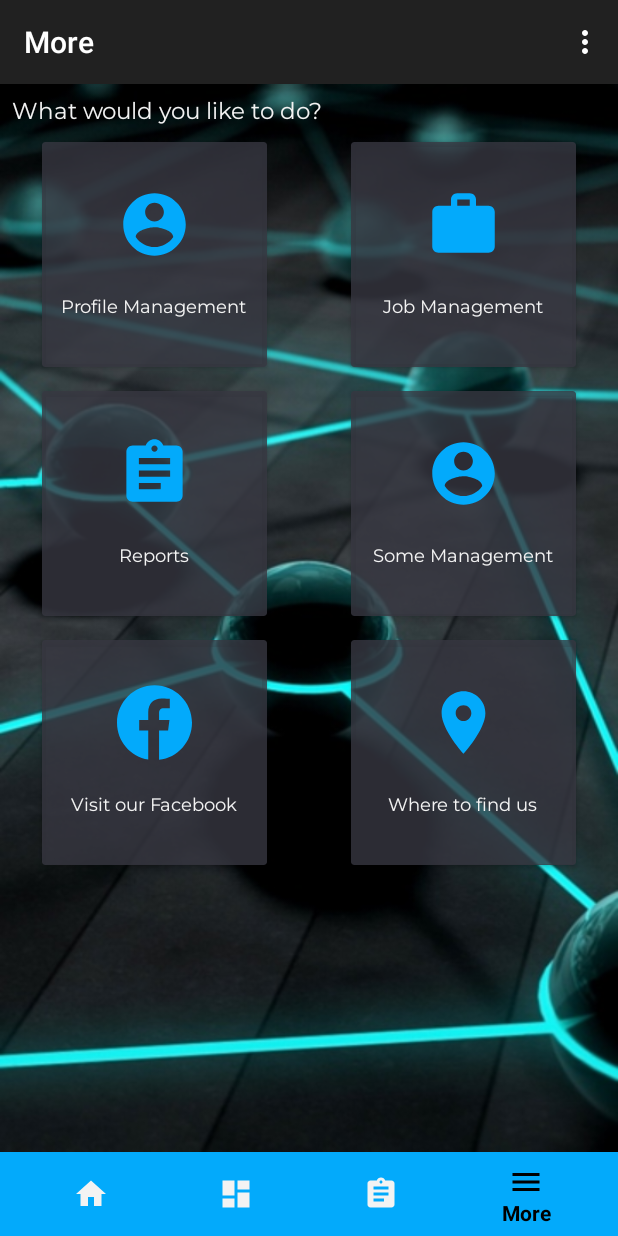
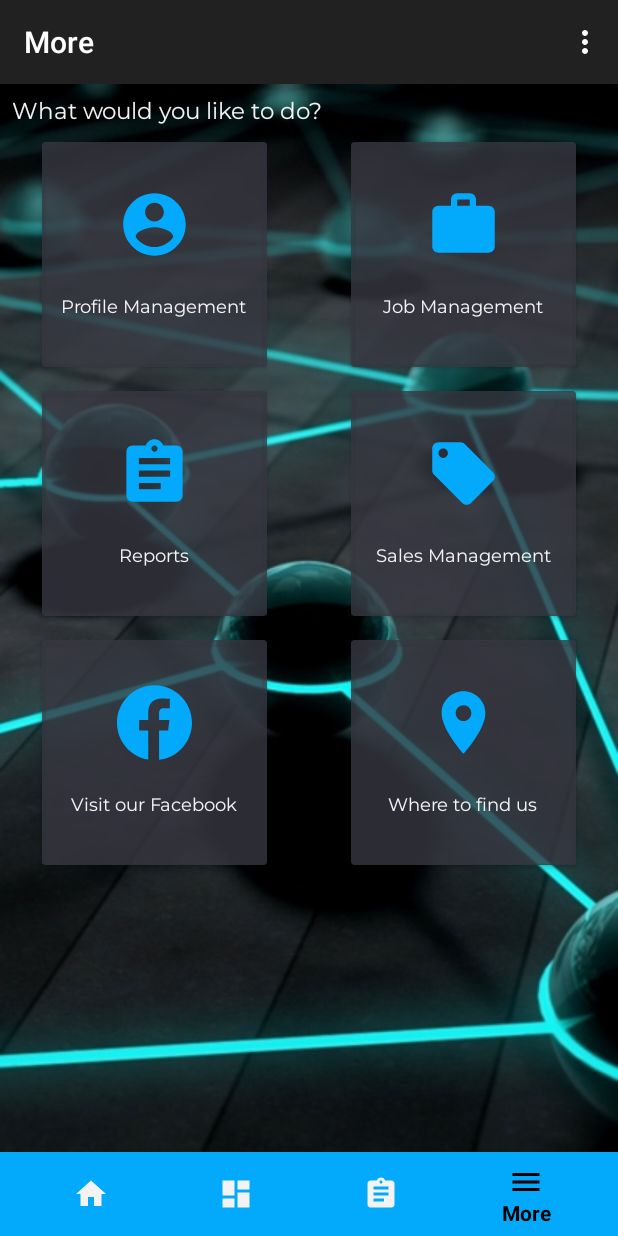
Before and after one commit to cheese-advocate/LinkVantage-Android, an Android app: the MoreFragment screen opened through its navigation route, on a phone screen of 412 x 824 dp. Run offline under Robolectric (Android 15) with nearby library versions, the phone set to English and light mode, and no system bars; our stand-ins replace navigation-ui.

Commit message:
Made small change to the more page. Added an icon and title for sales on the more page of the app

```diff
--- /dev/null
+++ b/CompulinkApp/app/src/main/res/drawable/ic_sales.xml
@@ -0,0 +1,5 @@
+<vector android:height="50dp" android:tint="#03AAFB"
+    android:viewportHeight="24" android:viewportWidth="24"
+    android:width="50dp" xmlns:android="http://schemas.android.com/apk/res/android">
+    <path android:fillColor="@android:color/white" android:pathData="M21.41,11.58l-9,-9C12.05,2.22 11.55,2 11,2H4c-1.1,0 -2,0.9 -2,2v7c0,0.55 0.22,1.05 0.59,1.42l9,9c0.36,0.36 0.86,0.58 1.41,0.58 0.55,0 1.05,-0.22 1.41,-0.59l7,-7c0.37,-0.36 0.59,-0.86 0.59,-1.41 0,-0.55 -0.23,-1.06 -0.59,-1.42zM5.5,7C4.67,7 4,6.33 4,5.5S4.67,4 5.5,4 7,4.67 7,5.5 6.33,7 5.5,7z"/>
+</vector>
--- a/CompulinkApp/app/src/main/res/layout/fragment_more.xml
+++ b/CompulinkApp/app/src/main/res/layout/fragment_more.xml
@@ -137,14 +137,14 @@
             <ImageView
                 android:layout_width="wrap_content"
                 android:layout_height="wrap_content"
-                android:src="@drawable/ic_account_blue"
+                android:src="@drawable/ic_sales"
                 android:layout_gravity="center|top"
                 android:layout_marginTop="30dp"/>
 
             <TextView
                 android:layout_width="wrap_content"
                 android:layout_height="wrap_content"
-                android:text="Some Management"
+                android:text="Sales Management"
                 android:textColor="@color/textColor"
                 android:fontFamily="@font/montserrat"
                 android:textSize="12dp"
```
